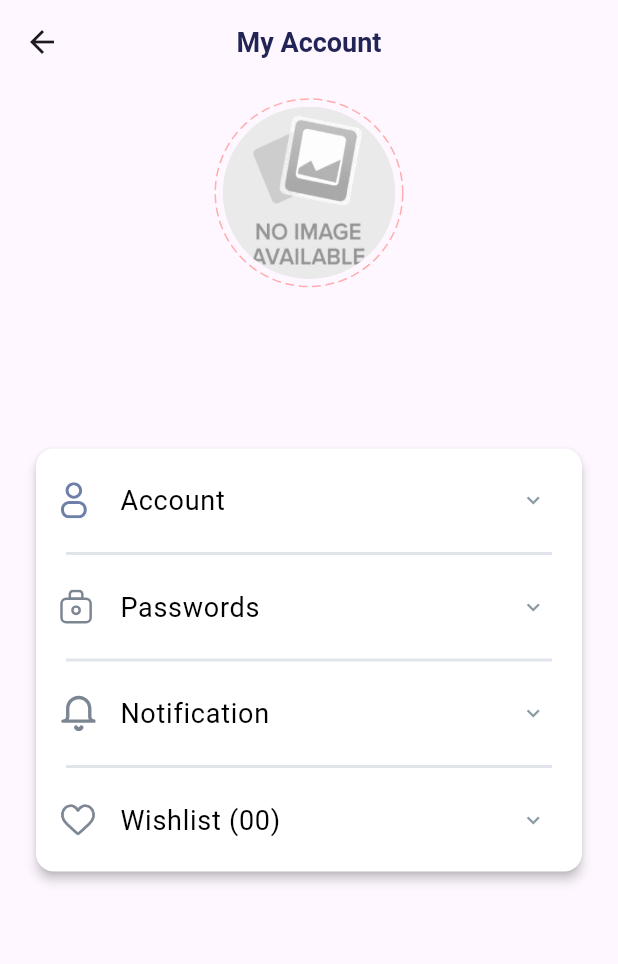
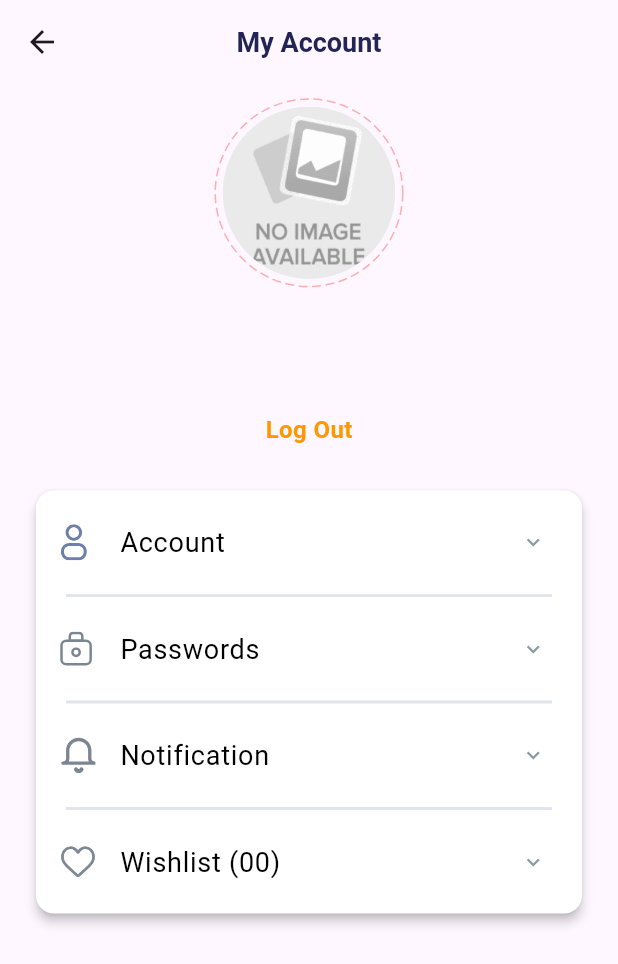
Before and after one commit to ArifurRahmanUAP/wedevs_assignment, a Flutter app: the ProfileScreen screen opened directly, on a phone screen of 412 x 824 dp. Shown: the top 964 px of the screen. Run offline on Flutter 3.47's test engine with Material 3 defaults, Android fonts, the phone set to English and light mode, and no system bars; drawn by our look-alikes of dotted_border; our stand-ins replace dartz, dio, equatable, flutter_svg, fluttertoast, get and 5 more; accounts and stored records are empty; network calls fail; project files that could hold a hidden picture were left out.

Commit message:
LogOut added

```diff
--- a/lib/src/core/source/pref_manager.dart
+++ b/lib/src/core/source/pref_manager.dart
@@ -41,10 +41,6 @@ class PrefManager {
     return value;
   }
 
-  Future<bool> removeKey(String key) async {
-    return await _sharedPrefs.remove(key);
-  }
-
   Future<bool> logOut() async {
     bool response = false;
     await _sharedPrefs.clear().whenComplete(() {
--- a/lib/src/features/ProfileScreen/ui/screens/profile_screen.dart
+++ b/lib/src/features/ProfileScreen/ui/screens/profile_screen.dart
@@ -2,12 +2,17 @@ import 'package:dotted_border/dotted_border.dart';
 import 'package:flutter/material.dart';
 import 'package:flutter_svg/flutter_svg.dart';
 import 'package:get/get.dart';
+import 'package:wedevs_assignment/main.dart';
 import 'package:wedevs_assignment/src/core/extensions.dart';
+import 'package:wedevs_assignment/src/core/routes/router.dart';
 import 'package:wedevs_assignment/src/core/utilities/assets_path.dart';
-import 'package:wedevs_assignment/src/core/utilities/constants.dart';
+import 'package:wedevs_assignment/src/features/home_screen/ui/controller/home_screen_controller.dart';
+import 'package:wedevs_assignment/src/features/login_screen/ui/controller/login_controller.dart';
+import 'package:wedevs_assignment/src/features/signup_screen/ui/controller/signup_screen_controller.dart';
 
 import '../../../../core/common_method/common_method.dart';
 import '../../../../core/di/app_component.dart';
+import '../../../../core/routes/route_name.dart';
 import '../controller/profile_screen_controller.dart';
 
 class ProfileScreen extends StatelessWidget {
@@ -60,8 +65,7 @@ class ProfileScreen extends StatelessWidget {
                               Radius.circular(150),
                             ),
                             child: Obx(
-                                  () =>
-                                  Container(
+                              () => Container(
                                 height: 115,
                                 width: 115,
                                 decoration: BoxDecoration(
@@ -85,9 +89,7 @@ class ProfileScreen extends StatelessWidget {
                       ),
                     ),
                     30.ph,
-                    Obx(
-                          () =>
-                          Text(
+                    Obx(() => Text(
                           profileScreenController.profileModel.value.name ?? "",
                           style: const TextStyle(
                               color: Colors.black,
@@ -95,11 +97,8 @@ class ProfileScreen extends StatelessWidget {
                               fontFamily: "Roboto",
                               fontStyle: FontStyle.normal,
                               fontWeight: FontWeight.bold),
-                          ),
-                    ),
-                    Obx(
-                          () =>
-                          Text(
+                        )),
+                    Obx(() => Text(
                           profileScreenController.profileModel.value.email ??
                               "",
                           style: const TextStyle(
@@ -108,6 +107,27 @@ class ProfileScreen extends StatelessWidget {
                               fontFamily: "Lato",
                               fontStyle: FontStyle.normal,
                               fontWeight: FontWeight.normal),
+                        )),
+                    5.ph,
+                    GestureDetector(
+                      onTap: () {
+                        session.logout().then((value) {
+                          Get.delete<HomeScreenController>();
+                          Get.delete<ProfileScreenController>();
+                          Get.delete<HomeScreenController>();
+                          Get.delete<SignupScreenController>();
+                          Get.delete<LoginController>();
+                          return RouteGenerator.pushNamedAndRemoveAll(
+                              context, Routes.splashScreenRouteName);
+                        });
+                      },
+                      child: const Text(
+                        "Log Out",
+                        style: TextStyle(
+                            color: Colors.orange,
+                            fontSize: 16,
+                            fontStyle: FontStyle.normal,
+                            fontWeight: FontWeight.bold),
                       ),
                     ),
                     25.ph,
@@ -129,8 +149,8 @@ class ProfileScreen extends StatelessWidget {
                                   isEnable: true,
                                 ),
                                 Container(
-                                  margin:
-                                  const EdgeInsets.symmetric(horizontal: 20),
+                                  margin: const EdgeInsets.symmetric(
+                                      horizontal: 20),
                                   height: 2,
                                   color: const Color(0xffe1e4eb),
                                 ),
@@ -141,8 +161,8 @@ class ProfileScreen extends StatelessWidget {
                                   isEnable: false,
                                 ),
                                 Container(
-                                  margin:
-                                  const EdgeInsets.symmetric(horizontal: 20),
+                                  margin: const EdgeInsets.symmetric(
+                                      horizontal: 20),
                                   height: 2,
                                   color: const Color(0xffe1e4eb),
                                 ),
@@ -153,8 +173,8 @@ class ProfileScreen extends StatelessWidget {
                                   isEnable: false,
                                 ),
                                 Container(
-                                  margin:
-                                  const EdgeInsets.symmetric(horizontal: 20),
+                                  margin: const EdgeInsets.symmetric(
+                                      horizontal: 20),
                                   height: 2,
                                   color: const Color(0xffe1e4eb),
                                 ),
@@ -179,15 +199,11 @@ class ProfileScreen extends StatelessWidget {
                   child: Center(
                     child: Container(
                         padding: const EdgeInsets.all(10),
-                        width: MediaQuery
-                            .of(context)
-                            .size
-                            .width * .9,
+                        width: MediaQuery.of(context).size.width * .9,
                         height: 100,
                         decoration: BoxDecoration(
                             color: Colors.grey,
-                            borderRadius:
-                            BorderRadius.circular(10)),
+                            borderRadius: BorderRadius.circular(10)),
                         child: Row(
                           mainAxisSize: MainAxisSize.max,
                           crossAxisAlignment: CrossAxisAlignment.center,
@@ -271,7 +287,8 @@ class ProfileScreen extends StatelessWidget {
     );
   }
 
-  Widget expandedWidgets({required children,
+  Widget expandedWidgets(
+      {required children,
       required String title,
       required String icon,
       required bool isEnable}) {
@@ -350,10 +367,7 @@ class ProfileScreen extends StatelessWidget {
                 profileScreenController.aptSuiteController.value),
         20.ph,
         SizedBox(
-          width: MediaQuery
-              .of(context)
-              .size
-              .width * .3,
+          width: MediaQuery.of(context).size.width * .3,
           child: editTextField(
               context: context,
               titleText: "Zip Code",
```
Lines whose indentation alone changed are shown as unchanged.
